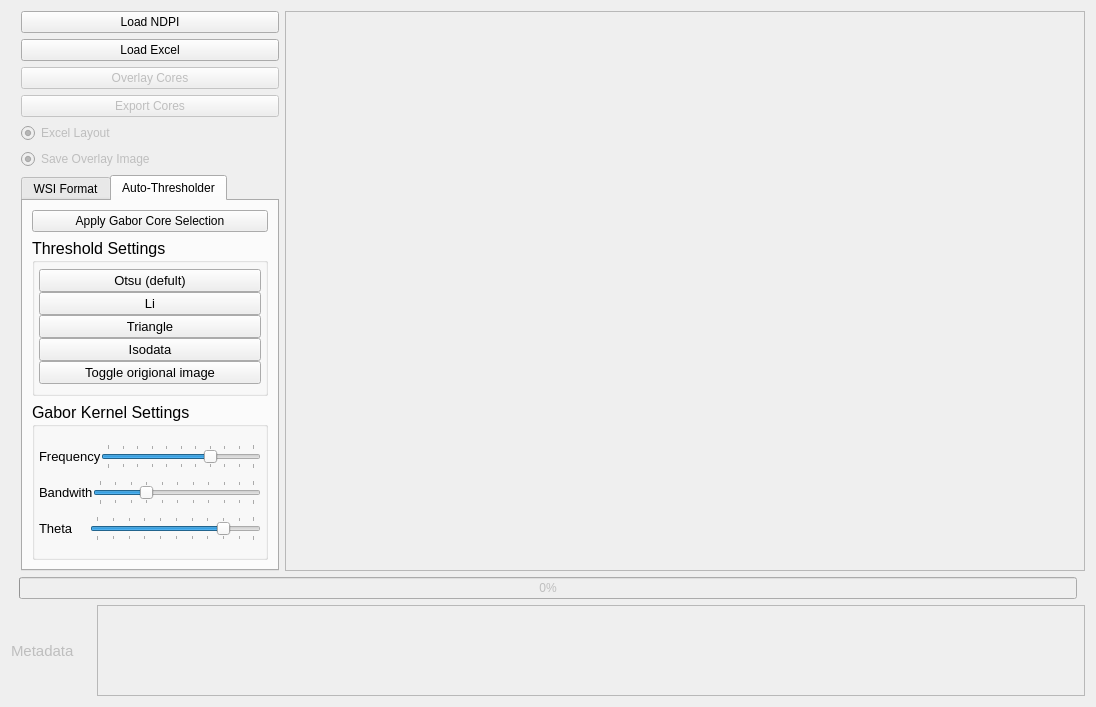
c-arthurs/QuArray, file scripts/DAB_CUT.ui: the form before one commit.
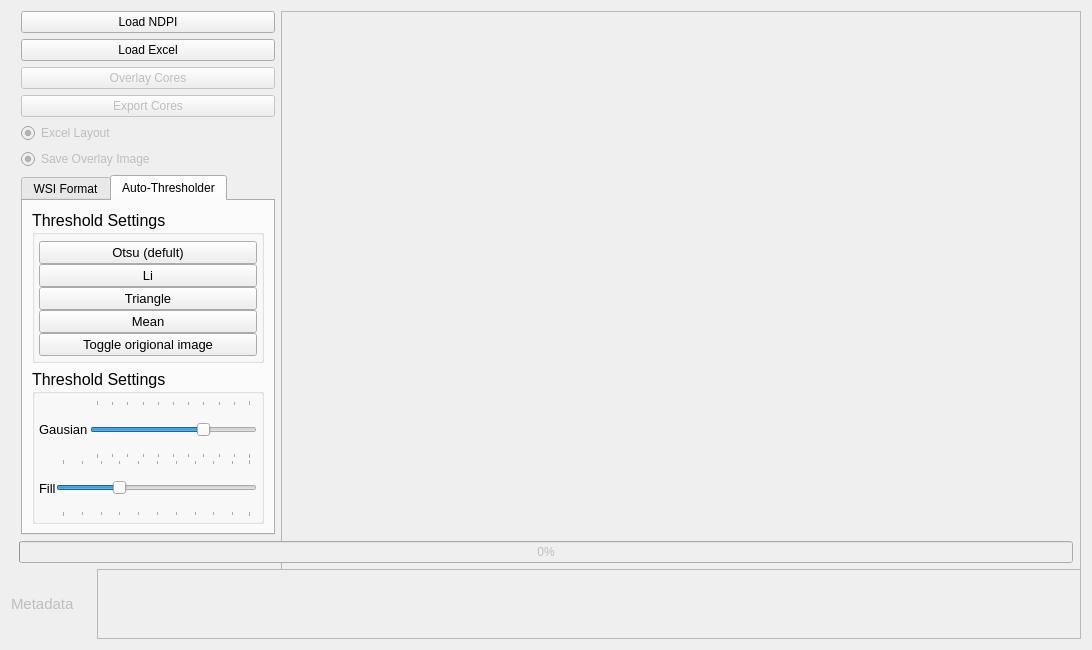
The form after the commit.

The edit to the form file:
```diff
--- a/scripts/DAB_CUT.ui
+++ b/scripts/DAB_CUT.ui
@@ -6,8 +6,8 @@
    <rect>
     <x>0</x>
     <y>0</y>
-    <width>1096</width>
-    <height>707</height>
+    <width>1092</width>
+    <height>650</height>
    </rect>
   </property>
   <property name="sizePolicy">
@@ -16,6 +16,12 @@
     <verstretch>0</verstretch>
    </sizepolicy>
   </property>
+  <property name="minimumSize">
+   <size>
+    <width>0</width>
+    <height>650</height>
+   </size>
+  </property>
   <property name="windowTitle">
    <string>Form</string>
   </property>
@@ -101,6 +107,12 @@
        </item>
        <item>
         <widget class="QTabWidget" name="tabWidget">
+         <property name="sizePolicy">
+          <sizepolicy hsizetype="Expanding" vsizetype="MinimumExpanding">
+           <horstretch>0</horstretch>
+           <verstretch>0</verstretch>
+          </sizepolicy>
+         </property>
          <property name="tabShape">
           <enum>QTabWidget::Rounded</enum>
          </property>
@@ -374,15 +386,14 @@
            <string>Auto-Thresholder</string>
           </attribute>
           <layout class="QVBoxLayout" name="verticalLayout_6">
-           <item>
-            <widget class="QPushButton" name="apply_gabor">
-             <property name="text">
-              <string>Apply Gabor Core Selection</string>
-             </property>
-            </widget>
-           </item>
            <item>
             <widget class="QGroupBox" name="groupBox_2">
+             <property name="minimumSize">
+              <size>
+               <width>0</width>
+               <height>134</height>
+              </size>
+             </property>
              <property name="font">
               <font>
                <pointsize>12</pointsize>
@@ -451,7 +462,7 @@
                  </font>
                 </property>
                 <property name="text">
-                 <string>Isodata</string>
+                 <string>Mean</string>
                 </property>
                </widget>
               </item>
@@ -472,13 +483,19 @@
            </item>
            <item>
             <widget class="QGroupBox" name="groupBox">
+             <property name="sizePolicy">
+              <sizepolicy hsizetype="MinimumExpanding" vsizetype="MinimumExpanding">
+               <horstretch>0</horstretch>
+               <verstretch>0</verstretch>
+              </sizepolicy>
+             </property>
              <property name="font">
               <font>
                <pointsize>12</pointsize>
               </font>
              </property>
              <property name="title">
-              <string>Gabor Kernel Settings</string>
+              <string>Threshold Settings</string>
              </property>
              <layout class="QVBoxLayout" name="verticalLayout_7">
               <property name="spacing">
@@ -498,8 +515,17 @@
               </property>
               <item>
                <layout class="QHBoxLayout" name="horizontalLayout_4">
+                <property name="sizeConstraint">
+                 <enum>QLayout::SetMinimumSize</enum>
+                </property>
                 <item>
                  <widget class="QLabel" name="label_2">
+                  <property name="sizePolicy">
+                   <sizepolicy hsizetype="Preferred" vsizetype="MinimumExpanding">
+                    <horstretch>0</horstretch>
+                    <verstretch>0</verstretch>
+                   </sizepolicy>
+                  </property>
                   <property name="minimumSize">
                    <size>
                     <width>51</width>
@@ -512,12 +538,18 @@
                    </font>
                   </property>
                   <property name="text">
-                   <string>Frequency</string>
+                   <string>Gausian</string>
                   </property>
                  </widget>
                 </item>
                 <item>
-                 <widget class="QSlider" name="horizontalSlider_2">
+                 <widget class="QSlider" name="gausslider">
+                  <property name="sizePolicy">
+                   <sizepolicy hsizetype="Expanding" vsizetype="MinimumExpanding">
+                    <horstretch>0</horstretch>
+                    <verstretch>0</verstretch>
+                   </sizepolicy>
+                  </property>
                   <property name="minimum">
                    <number>0</number>
                   </property>
@@ -542,11 +574,20 @@
               </item>
               <item>
                <layout class="QHBoxLayout" name="horizontalLayout_5">
+                <property name="sizeConstraint">
+                 <enum>QLayout::SetMinimumSize</enum>
+                </property>
                 <item>
                  <widget class="QLabel" name="label_3">
+                  <property name="sizePolicy">
+                   <sizepolicy hsizetype="Preferred" vsizetype="MinimumExpanding">
+                    <horstretch>0</horstretch>
+                    <verstretch>0</verstretch>
+                   </sizepolicy>
+                  </property>
                   <property name="minimumSize">
                    <size>
-                    <width>51</width>
+                    <width>0</width>
                     <height>0</height>
                    </size>
                   </property>
@@ -556,12 +597,18 @@
                    </font>
                   </property>
                   <property name="text">
-                   <string>Bandwith</string>
+                   <string>Fill</string>
                   </property>
                  </widget>
                 </item>
                 <item>
-                 <widget class="QSlider" name="horizontalSlider">
+                 <widget class="QSlider" name="fillslider">
+                  <property name="sizePolicy">
+                   <sizepolicy hsizetype="Expanding" vsizetype="MinimumExpanding">
+                    <horstretch>0</horstretch>
+                    <verstretch>0</verstretch>
+                   </sizepolicy>
+                  </property>
                   <property name="value">
                    <number>30</number>
                   </property>
@@ -575,41 +622,6 @@
                 </item>
                </layout>
               </item>
-              <item>
-               <layout class="QHBoxLayout" name="horizontalLayout_6">
-                <item>
-                 <widget class="QLabel" name="label_4">
-                  <property name="minimumSize">
-                   <size>
-                    <width>51</width>
-                    <height>0</height>
-                   </size>
-                  </property>
-                  <property name="font">
-                   <font>
-                    <pointsize>10</pointsize>
-                   </font>
-                  </property>
-                  <property name="text">
-                   <string>Theta</string>
-                  </property>
-                 </widget>
-                </item>
-                <item>
-                 <widget class="QSlider" name="horizontalSlider_3">
-                  <property name="value">
-                   <number>80</number>
-                  </property>
-                  <property name="orientation">
-                   <enum>Qt::Horizontal</enum>
-                  </property>
-                  <property name="tickPosition">
-                   <enum>QSlider::TicksBothSides</enum>
-                  </property>
-                 </widget>
-                </item>
-               </layout>
-              </item>
              </layout>
             </widget>
            </item>
@@ -728,7 +740,7 @@
          <rect>
           <x>0</x>
           <y>0</y>
-          <width>980</width>
+          <width>976</width>
           <height>77</height>
          </rect>
         </property>
```
Left out of the diff: 6 changed lines with no effect on the pictures.
